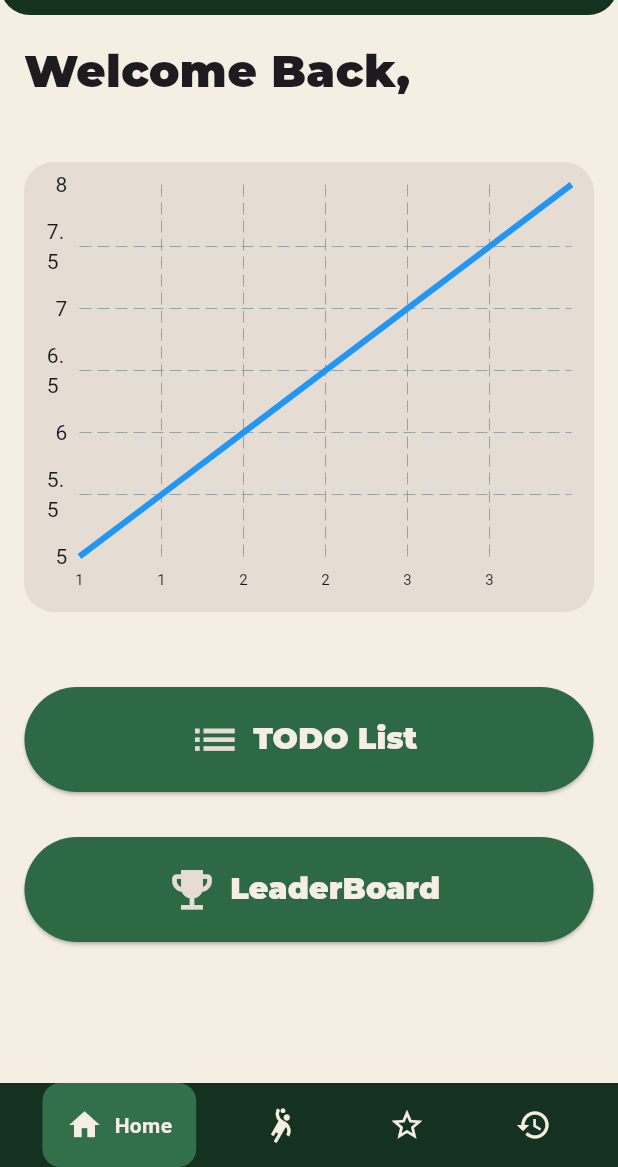
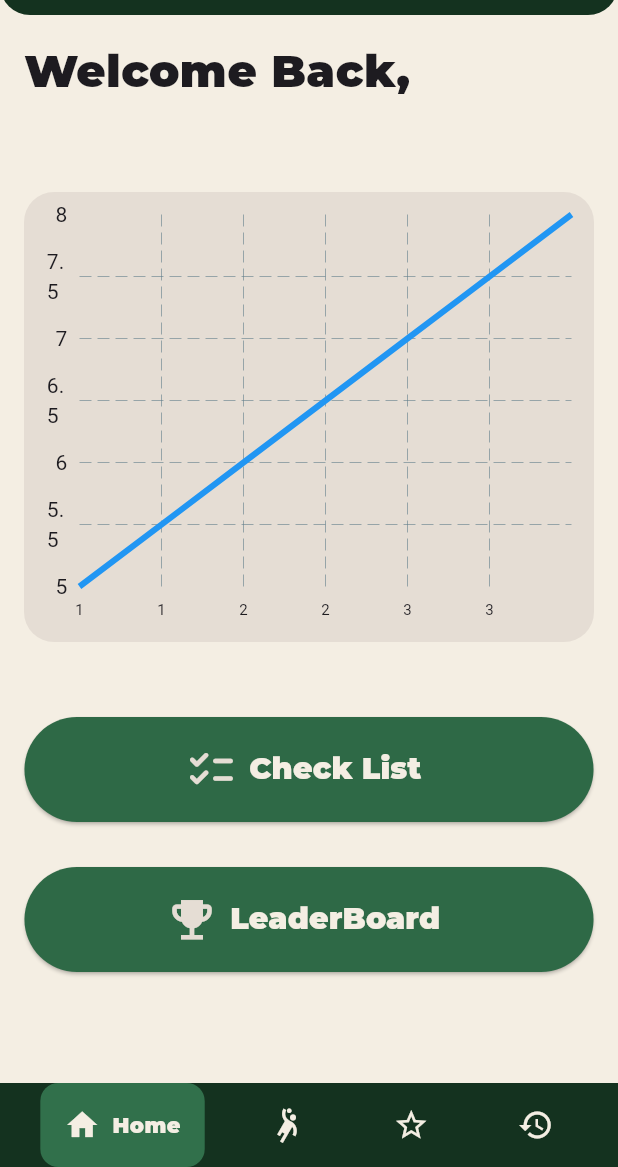
Before and after one commit to marcsaffold17/GetFitApp, a Flutter app: the MyHomePage screen opened directly, on a phone screen of 412 x 824 dp, the part 69-1236 px from its top. Run offline on Flutter 3.47's test engine with Material 3 defaults, Android fonts, the phone set to English and light mode, and no system bars; drawn by our look-alikes of fl_chart, google_nav_bar; our stand-ins replace cloud_firestore, firebase_core, firebase_storage, image_picker, shared_preferences; accounts and stored records are empty.

Commit message:
Changed Fonts for bottomnavbar

```diff
--- a/get_fit_app/lib/view/HomePage.dart
+++ b/get_fit_app/lib/view/HomePage.dart
@@ -103,6 +103,7 @@ class _MyHomePageState extends State<MyHomePage> {
               "$UserName",
               style: const TextStyle(fontSize: 27, fontFamily: 'MontserratB'),
             ),
+            SizedBox(height: 20),
             Container(
               padding: const EdgeInsets.all(15),
               height: 300,
@@ -124,7 +125,7 @@ class _MyHomePageState extends State<MyHomePage> {
                   height: 70,
                   child: ElevatedButton.icon(
                     icon: Icon(
-                      Icons.list,
+                      Icons.checklist_rounded,
                       color: Color.fromARGB(255, 229, 221, 212),
                       size: 35,
                     ),
@@ -140,7 +141,7 @@ class _MyHomePageState extends State<MyHomePage> {
                       );
                     },
                     label: const Text(
-                      "TODO List",
+                      "Check List",
                       style: TextStyle(
                         color: Color.fromARGB(255, 244, 238, 227),
                         fontFamily: 'MontserratB',
@@ -248,6 +249,10 @@ class _MyHomePageState extends State<MyHomePage> {
       drawer: const NavBar(),
       body: _pages[_selectedIndex],
       bottomNavigationBar: GNav(
+        textStyle: const TextStyle(
+          color: Color.fromARGB(255, 244, 238, 227),
+          fontFamily: 'MontserratB',
+        ),
         onTabChange: (index) {
           setState(() {
             _selectedIndex = index;
--- a/get_fit_app/lib/view/WorkoutHistory.dart
+++ b/get_fit_app/lib/view/WorkoutHistory.dart
@@ -308,7 +308,7 @@ class _WorkoutTileState extends State<_WorkoutTile> {
                   IconButton(
                     icon: Icon(
                       Icons.edit,
-                      color: Color.fromARGB(255, 20, 50, 31),
+                      color: Color.fromARGB(255, 46, 105, 70),
                     ),
                     onPressed: _showEditDialog,
                   ),
--- a/get_fit_app/lib/view/favorites_page.dart
+++ b/get_fit_app/lib/view/favorites_page.dart
@@ -121,6 +121,7 @@ class _FavoritesPageState extends State<FavoritesPage> {
             style: TextStyle(
               color: Color.fromARGB(255, 46, 105, 70),
               fontFamily: 'RubikL',
+              fontWeight: FontWeight.bold,
             ),
           ),
           actions: [
```
